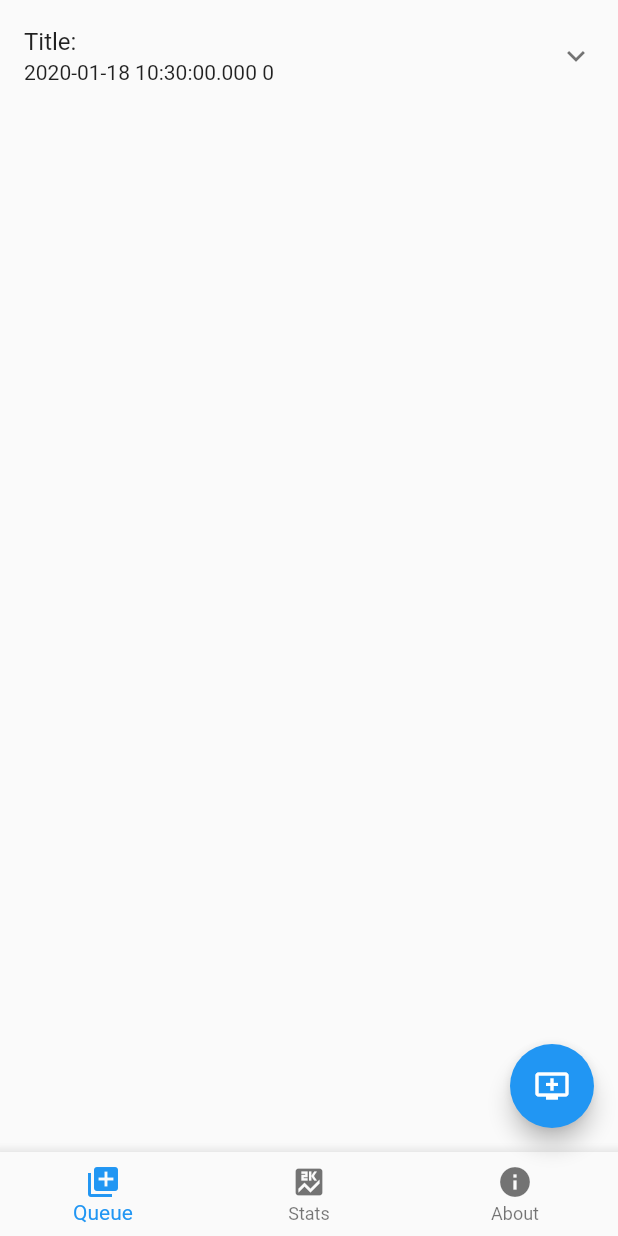
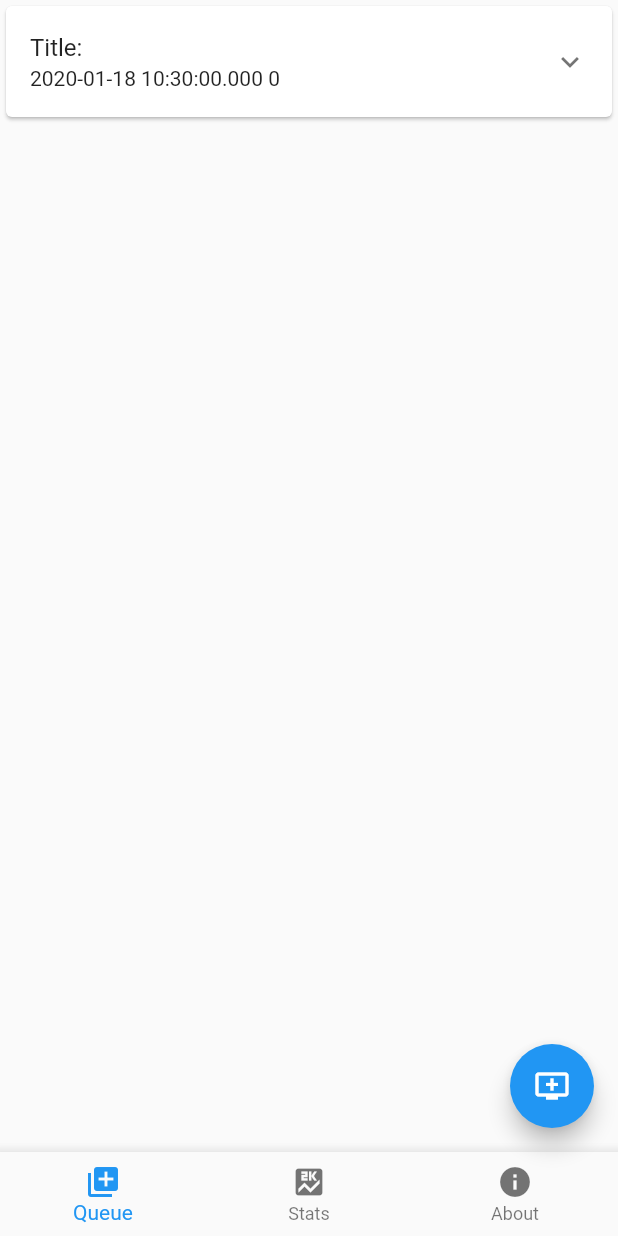
Before and after one commit to mattmaniak/queuetodo, a Flutter app: the screen it shows after launch, after a tap on the "add to queue" icon, after a tap on "Title:", on a phone screen of 412 x 824 dp. Run offline on Flutter 3.47's test engine with Material 2 defaults, Android fonts, the phone set to English and light mode, and no system bars.

Commit message:
Task in the Card.

```diff
--- a/lib/task.dart
+++ b/lib/task.dart
@@ -5,7 +5,11 @@ class Task extends StatefulWidget {
   final Function removeTask;
   int index;
 
-  Task({@required this.creationId, @required this.index, @required this.removeTask});
+  Task(
+      {@required this.creationId,
+      @required this.index,
+      @required this.removeTask});
+
   _TaskState createState() => _TaskState();
 }
 
@@ -46,7 +50,8 @@ class _TaskState extends State<Task> {
 
   @override
   Widget build(BuildContext context) {
-    return ExpansionTile(
+    return Card(
+      child: ExpansionTile(
         title: Text('Title: $_title'),
         subtitle: Text(_deadline.toString() + ' ' + widget.index.toString()),
         // subtitle: Text('Deadline: ${_convertToIsoDate(_deadline)}'),
@@ -56,6 +61,15 @@ class _TaskState extends State<Task> {
         children: [
           Column(
             children: [
+              SizedBox(
+                width: MediaQuery.of(context).size.width - 32.0,
+                child: Container(
+                  child: Text(
+                    'Last modified: ${_convertToIsoDate(_lastModified)}',
+                    textAlign: TextAlign.left,
+                  ),
+                ),
+              ),
               Padding(
                 padding: EdgeInsets.symmetric(
                   horizontal: 16.0,
@@ -107,6 +121,7 @@ class _TaskState extends State<Task> {
             ],
           ),
         ],
+      ),
     );
   }
 
```
Lines whose indentation alone changed are shown as unchanged.
